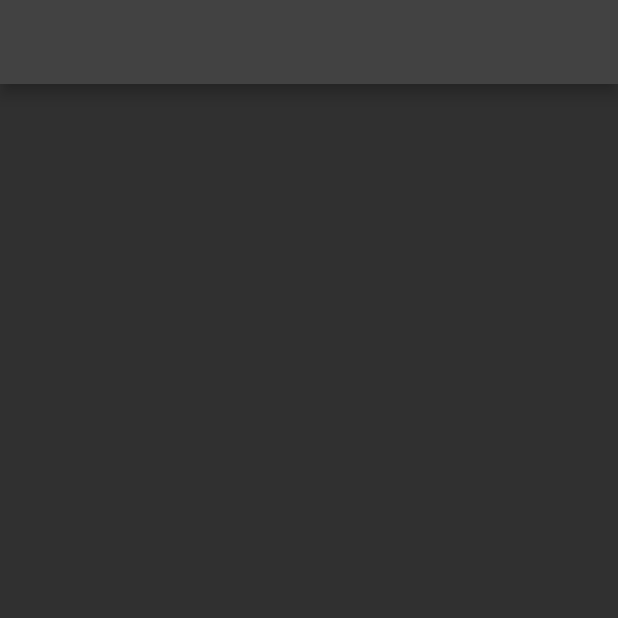
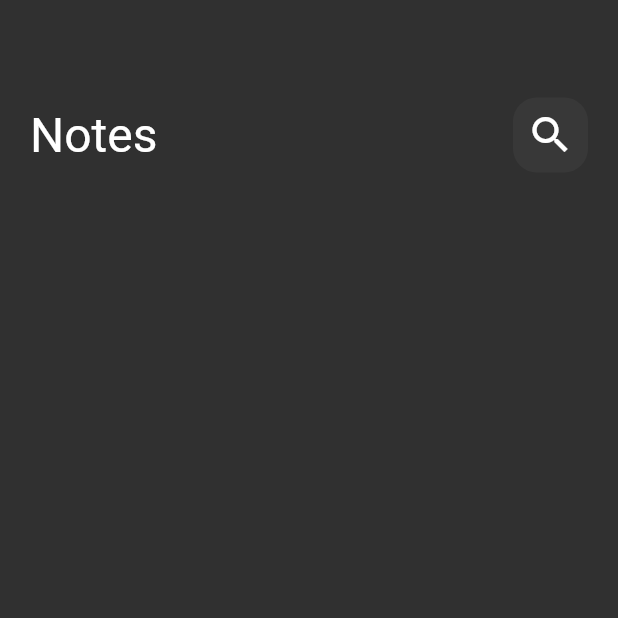
Before and after one commit to reham1414/notes_app, a Flutter app: the screen it shows after launch, on a phone screen of 412 x 824 dp, the top half of it. Run offline on Flutter 3.47's test engine with Material 2 defaults, Android fonts, the phone set to English and light mode, and no system bars.

Commit message:
create custom appbar

```diff
--- a/lib/views/screens/notes_view.dart
+++ b/lib/views/screens/notes_view.dart
@@ -1,14 +1,13 @@
 import 'package:flutter/material.dart';
+import 'package:notes_app/views/widget/notes_view_body.dart';
 
 class NotesView extends StatelessWidget {
   const NotesView({super.key});
 
   @override
   Widget build(BuildContext context) {
-    return Scaffold(
-      appBar: AppBar(
-
-      ),
+    return const Scaffold(
+      body: NotesViewBody(),
     );
   }
 }
--- /dev/null
+++ b/lib/views/widget/custom_app_bar.dart
@@ -0,0 +1,21 @@
+import 'package:flutter/material.dart';
+import 'package:notes_app/views/widget/custom_search_icon.dart';
+
+class CustomAppBar extends StatelessWidget {
+  const CustomAppBar({super.key});
+
+  @override
+  Widget build(BuildContext context) {
+    return const Row(
+      children: [
+        Text('Notes',
+        style: TextStyle(
+          fontSize: 32,
+        ),
+        ),
+        Spacer(),
+        CustomSearchIcon(),
+      ],
+    );
+  }
+}
--- /dev/null
+++ b/lib/views/widget/custom_search_icon.dart
@@ -0,0 +1,22 @@
+import 'package:flutter/material.dart';
+
+class CustomSearchIcon extends StatelessWidget {
+  const CustomSearchIcon({super.key});
+
+  @override
+  Widget build(BuildContext context) {
+    return Container(
+      height: 50,
+      width: 50,
+      decoration: BoxDecoration(
+        color: Colors.white.withOpacity(0.04),
+        borderRadius: BorderRadius.circular(16),
+      ),
+      child: const Center(
+        child: Icon(Icons.search,
+        size: 32,
+        ),
+      ),
+    );
+  }
+}
--- /dev/null
+++ b/lib/views/widget/notes_view_body.dart
@@ -0,0 +1,21 @@
+import 'package:flutter/material.dart';
+import 'package:notes_app/views/widget/custom_app_bar.dart';
+
+class NotesViewBody extends StatelessWidget {
+  const NotesViewBody({super.key});
+
+  @override
+  Widget build(BuildContext context) {
+    return const Padding(
+      padding: EdgeInsets.symmetric(horizontal: 20),
+      child: Column(
+        children: [
+          SizedBox(
+            height: 65,
+          ),
+          CustomAppBar()
+        ],
+      ),
+    );
+  }
+}
```
